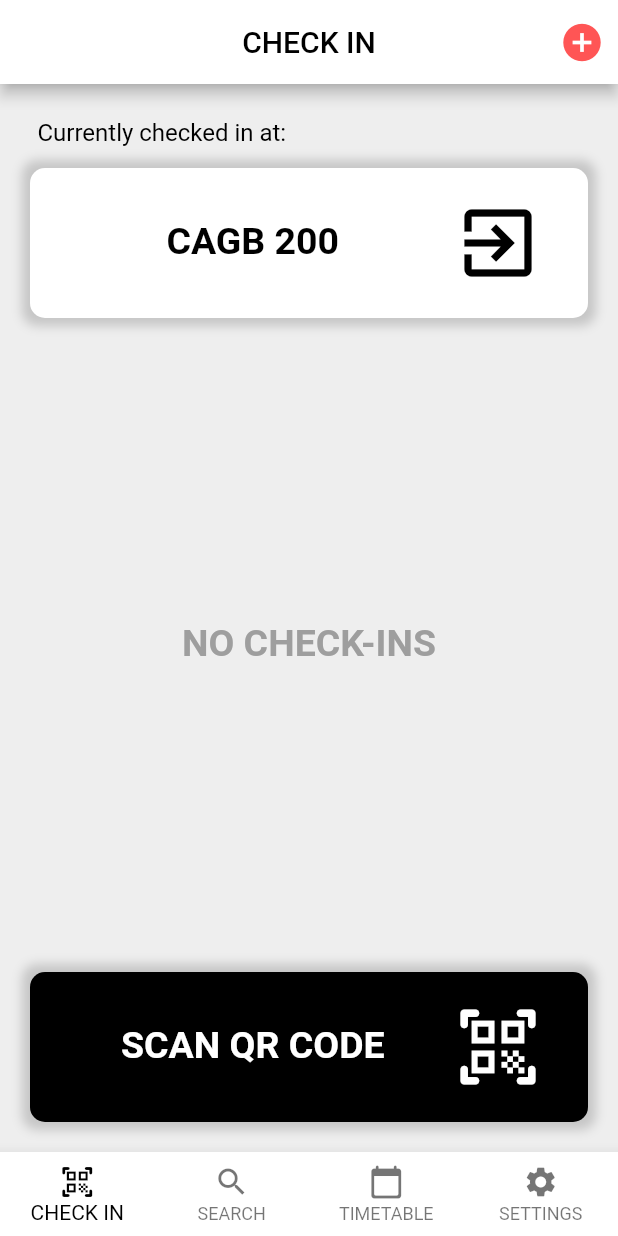
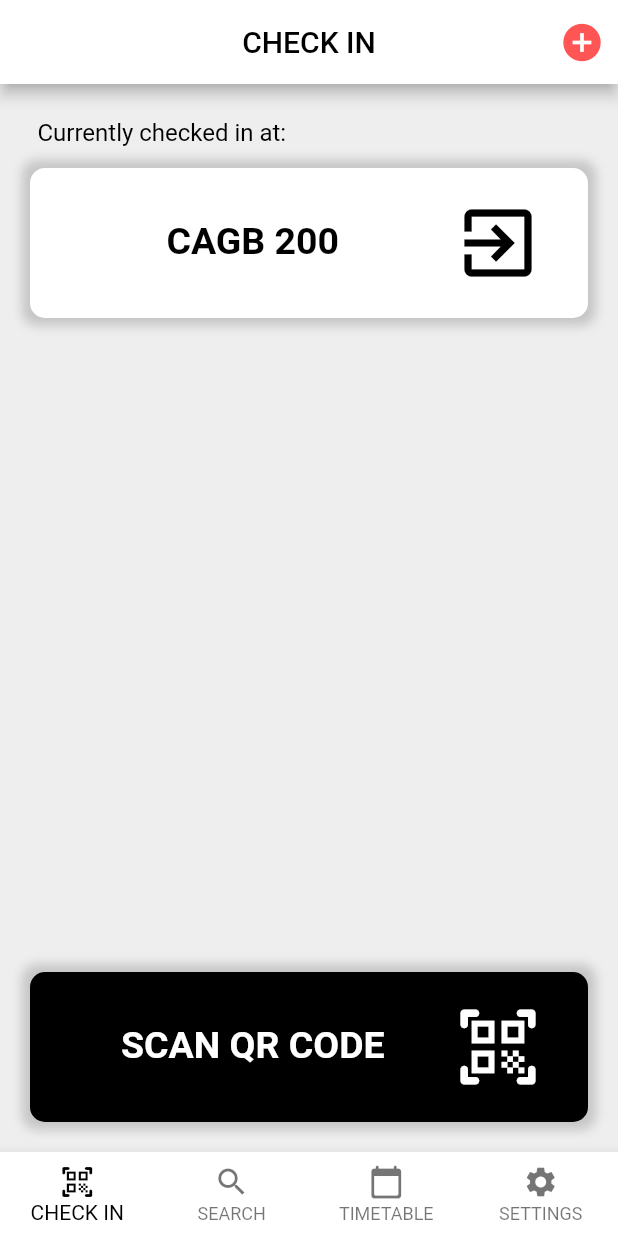
Before and after one commit to PeaSermsuk/contact_tracing_fyp, a Flutter app: the screen it shows after launch, on a phone screen of 412 x 824 dp. Run offline on Flutter 3.47's test engine with Material 2 defaults, Android fonts, the phone set to English and light mode, and no system bars.

Commit message:
Used spacer for "checked-in" staus page

```diff
--- a/lib/checkin_tab.dart
+++ b/lib/checkin_tab.dart
@@ -70,7 +70,7 @@ class _CheckInTabState extends State<CheckInTab> {
         ),
        // alignment: Alignment.bottomCenter,
       ),
-      Expanded(
+      /*Expanded(
         child: (Container(
           padding: EdgeInsets.all(30.0),
           margin: EdgeInsets.all(30.0),
@@ -85,10 +85,12 @@ class _CheckInTabState extends State<CheckInTab> {
           ),
           alignment: Alignment.center,
         )),
-      ),
+      ),*/
+      Spacer(),
       Container(
         padding: EdgeInsets.only(left: 15.0, right: 30.0, bottom: 20.0, top: 20.0),
         margin: EdgeInsets.all(20.0),
+        alignment: Alignment.bottomCenter,
         //color: Colors.black,
         decoration: BoxDecoration(
             color: Colors.black,
```
